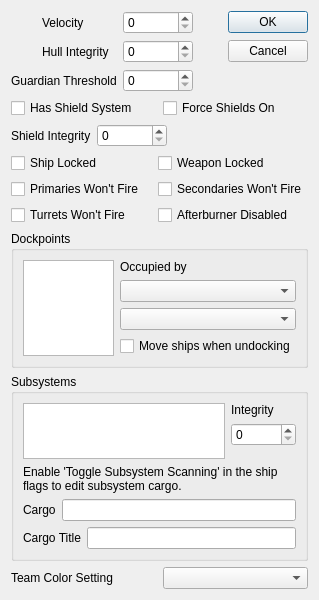
scp-fs2open/fs2open.github.com, file qtfred/ui/ShipInitialStatus.ui: the form before one commit.
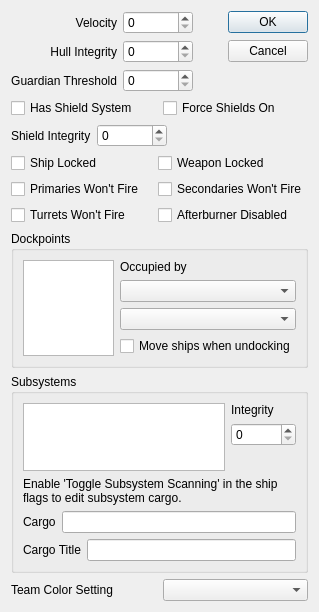
The form after the commit. Custom widgets are drawn as their Qt base class.

Commit message: adjust ui based on feedback

What changed in the file:
```diff
--- a/qtfred/ui/ShipInitialStatus.ui
+++ b/qtfred/ui/ShipInitialStatus.ui
@@ -7,7 +7,7 @@
     <x>0</x>
     <y>0</y>
     <width>319</width>
-    <height>544</height>
+    <height>612</height>
    </rect>
   </property>
   <property name="windowTitle">
@@ -82,6 +82,9 @@
        <property name="text">
         <string>Hull Integrity</string>
        </property>
+       <property name="alignment">
+        <set>Qt::AlignmentFlag::AlignRight|Qt::AlignmentFlag::AlignTrailing|Qt::AlignmentFlag::AlignVCenter</set>
+       </property>
       </widget>
      </item>
      <item row="1" column="2">
@@ -108,6 +111,9 @@
        <property name="text">
         <string>Velocity</string>
        </property>
+       <property name="alignment">
+        <set>Qt::AlignmentFlag::AlignRight|Qt::AlignmentFlag::AlignTrailing|Qt::AlignmentFlag::AlignVCenter</set>
+       </property>
       </widget>
      </item>
      <item row="1" column="3">
@@ -122,6 +128,9 @@
        <property name="text">
         <string>Guardian Threshold</string>
        </property>
+       <property name="alignment">
+        <set>Qt::AlignmentFlag::AlignRight|Qt::AlignmentFlag::AlignTrailing|Qt::AlignmentFlag::AlignVCenter</set>
+       </property>
       </widget>
      </item>
      <item row="2" column="1">
```
Left out of the diff: 22 changed lines with no effect on the pictures. The commit also changes 1 other file.
